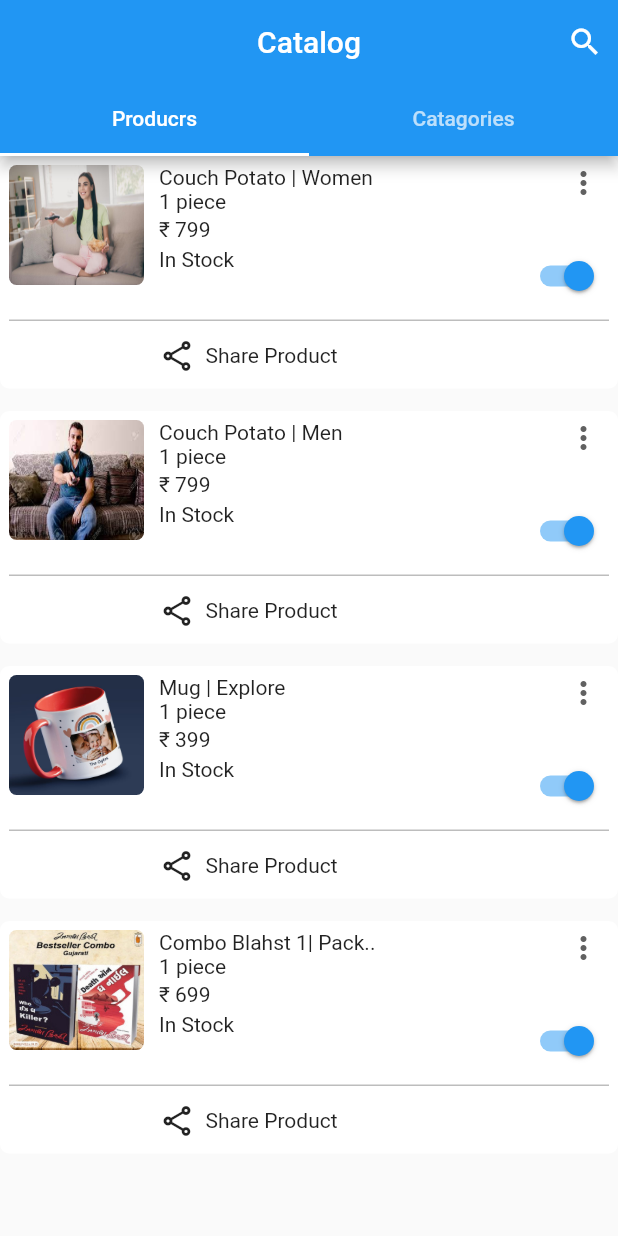
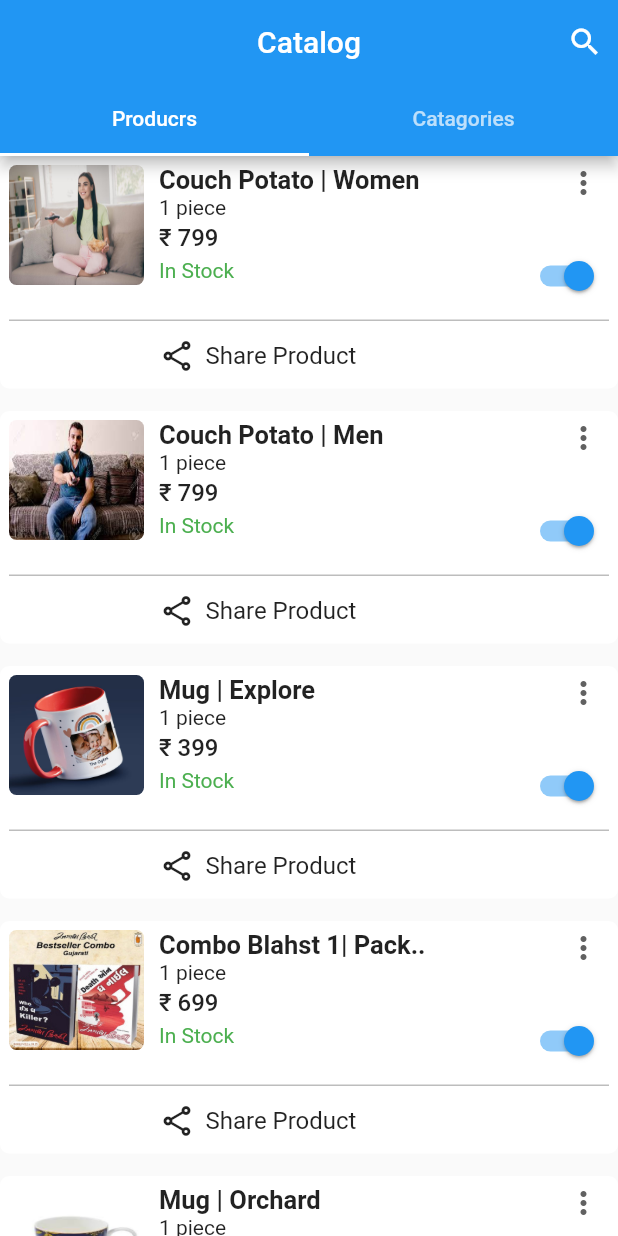
Before and after one commit to karthik324/simple-UI_6, a Flutter app: the screen it shows after launch, on a phone screen of 412 x 824 dp. Run offline on Flutter 3.47's test engine with Material 2 defaults, Android fonts, the phone set to English and light mode, and no system bars.

Commit message:
UI fixed

```diff
--- a/lib/custom_widgets.dart
+++ b/lib/custom_widgets.dart
@@ -56,17 +56,25 @@ class CustomListTile extends StatelessWidget {
                                   width: 183,
                                   child: Text(
                                     header,
+                                    style: TextStyle(
+                                        fontSize: 17,
+                                        fontWeight: FontWeight.w600),
                                   )),
                               Text("1 piece"),
                               SizedBox(
                                 height: 3,
                               ),
-                              Text("₹ $price"),
+                              Text(
+                                "₹ $price",
+                                style: TextStyle(
+                                    fontSize: 16, fontWeight: FontWeight.w500),
+                              ),
                               SizedBox(
                                 height: 4,
                               ),
                               Text(
                                 'In Stock',
+                                style: TextStyle(color: Colors.green),
                               )
                             ],
                           )
@@ -115,7 +123,10 @@ class CustomListTile extends StatelessWidget {
                         SizedBox(
                           width: 7,
                         ),
-                        Text('Share Product'),
+                        Text(
+                          'Share Product',
+                          style: TextStyle(fontSize: 16),
+                        ),
                       ],
                     ),
                   )
--- a/lib/main.dart
+++ b/lib/main.dart
@@ -54,6 +54,22 @@ class MyApp extends StatelessWidget {
                   header: 'Combo Blahst 1| Pack..',
                   imageUrl: 'assets/images/image4.jpg',
                   price: 699),
+              CustomListTile(
+                  header: 'Mug | Orchard',
+                  imageUrl: 'assets/images/image5.jpeg',
+                  price: 449),
+              CustomListTile(
+                  header: 'Couch Potato | Women',
+                  imageUrl: 'assets/images/image1.jpg',
+                  price: 799),
+              CustomListTile(
+                  header: 'Couch Potato | Men',
+                  imageUrl: 'assets/images/image2.jpeg',
+                  price: 799),
+              CustomListTile(
+                  header: 'Combo Blahst 1| Pack..',
+                  imageUrl: 'assets/images/image4.jpg',
+                  price: 699),
             ]),
           ),
         ));
```
